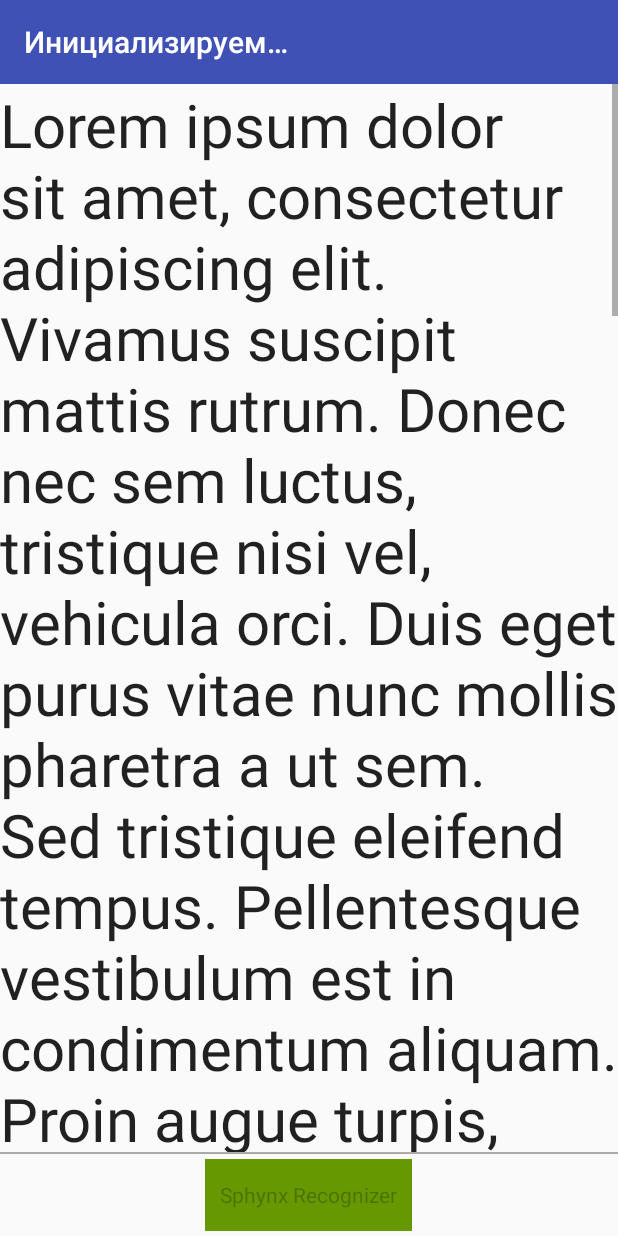
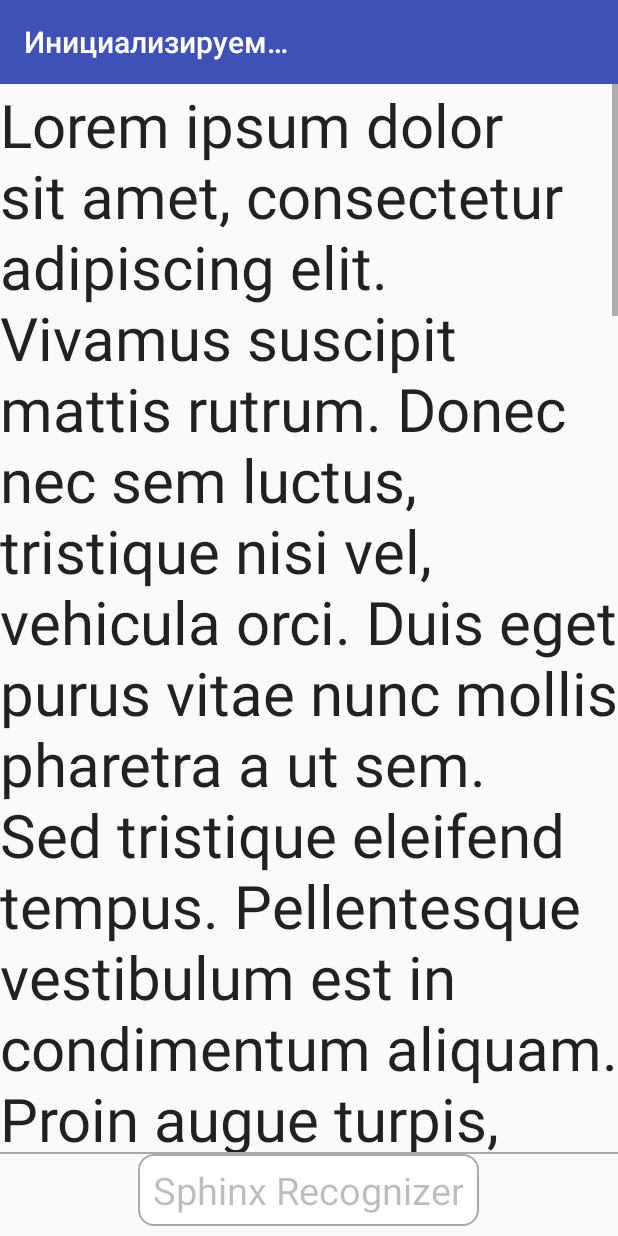
Before and after one commit to N0llPointer/PixaeroSTT, an Android app: the layout activity_main.xml on its own in the app's theme, with its tools: preview values and no code run, on a phone screen of 412 x 824 dp. Run offline under Robolectric (Android 15) with nearby library versions, the phone set to English and light mode, and no system bars.

Commit message:
Added menu and dialogs to show info and some code changes.

```diff
--- a/app/src/main/java/com/nollpointer/pixaerostt/TextToGrammer.java
+++ b/app/src/main/java/com/nollpointer/pixaerostt/TextToGrammer.java
@@ -12,7 +12,7 @@ import java.util.List;
 
 public class TextToGrammer {
 
-    private static final String REGEX = "[\\p{Punct}\\s]+";
+    private static final String REGEX = "[\\p{Punct}\\s]+ | \\n+ | !+";
 
     public static String convertTextToJSGF(String text){
         StringBuilder builder = new StringBuilder();
@@ -45,8 +45,9 @@ public class TextToGrammer {
         return builder.toString();
     }
 
-    public static List<String> getUniqueWordsList(String text){
+    public static List<String> getUniqueWordsList(String t){
 
+        String text = t.toLowerCase();
         String[] array = text.split(REGEX);
         return Arrays.asList(array);
     }
--- /dev/null
+++ b/app/src/main/res/drawable/button_background.xml
@@ -0,0 +1,17 @@
+<?xml version="1.0" encoding="utf-8"?>
+<selector xmlns:android="http://schemas.android.com/apk/res/android">
+
+    <item>
+
+        <shape android:shape="rectangle">
+
+            <stroke android:width="1dp"
+                android:color="@android:color/darker_gray"/>
+            <solid android:color="#ffffff" />
+            <corners android:radius="10dp" />
+
+        </shape>
+
+    </item>
+
+</selector>
--- /dev/null
+++ b/app/src/main/res/drawable/ic_info.xml
@@ -0,0 +1,5 @@
+<vector android:height="24dp" android:tint="#FFFFFF"
+    android:viewportHeight="24.0" android:viewportWidth="24.0"
+    android:width="24dp" xmlns:android="http://schemas.android.com/apk/res/android">
+    <path android:fillColor="#FFFFFF" android:pathData="M11,17h2v-6h-2v6zM12,2C6.48,2 2,6.48 2,12s4.48,10 10,10 10,-4.48 10,-10S17.52,2 12,2zM12,20c-4.41,0 -8,-3.59 -8,-8s3.59,-8 8,-8 8,3.59 8,8 -3.59,8 -8,8zM11,9h2L13,7h-2v2z"/>
+</vector>
--- a/app/src/main/res/drawable/ic_refresh.xml
+++ b/app/src/main/res/drawable/ic_refresh.xml
@@ -1,5 +1,5 @@
 <vector android:height="24dp" android:tint="#FFFFFF"
     android:viewportHeight="24.0" android:viewportWidth="24.0"
     android:width="24dp" xmlns:android="http://schemas.android.com/apk/res/android">
-    <path android:fillColor="#FF000000" android:pathData="M17.65,6.35C16.2,4.9 14.21,4 12,4c-4.42,0 -7.99,3.58 -7.99,8s3.57,8 7.99,8c3.73,0 6.84,-2.55 7.73,-6h-2.08c-0.82,2.33 -3.04,4 -5.65,4 -3.31,0 -6,-2.69 -6,-6s2.69,-6 6,-6c1.66,0 3.14,0.69 4.22,1.78L13,11h7V4l-2.35,2.35z"/>
+    <path android:fillColor="#FFFFFF" android:pathData="M17.65,6.35C16.2,4.9 14.21,4 12,4c-4.42,0 -7.99,3.58 -7.99,8s3.57,8 7.99,8c3.73,0 6.84,-2.55 7.73,-6h-2.08c-0.82,2.33 -3.04,4 -5.65,4 -3.31,0 -6,-2.69 -6,-6s2.69,-6 6,-6c1.66,0 3.14,0.69 4.22,1.78L13,11h7V4l-2.35,2.35z"/>
 </vector>
--- a/app/src/main/res/layout/activity_main.xml
+++ b/app/src/main/res/layout/activity_main.xml
@@ -54,7 +54,6 @@
             android:background="@android:color/darker_gray" />
 
         <LinearLayout
-            android:padding="3dp"
             android:layout_width="match_parent"
             android:layout_height="wrap_content"
             android:layout_gravity="bottom"
@@ -62,14 +61,17 @@
             android:orientation="horizontal">
 
             <Button
+                android:layout_margin="3dp"
+
                 android:enabled="false"
                 style="?android:attr/buttonBarStyle"
-                android:background="@android:color/holo_green_dark"
+                android:background="@drawable/button_background"
                 android:paddingStart="10dp"
                 android:paddingEnd="10dp"
                 android:layout_width="wrap_content"
                 android:layout_height="wrap_content"
-                android:text="Sphynx Recognizer"
+                android:text="Sphinx Recognizer"
+                android:textSize="25sp"
                 android:id="@+id/button_voice_recognizer_sphynx"
                 android:layout_gravity="center_horizontal"/>
 
```
Also changed, not shown: app/src/main/java/com/nollpointer/pixaerostt/MainActivity.java (+74 -9 lines), app/src/main/res/menu/main_menu.xml (+10 -1 lines), app/src/main/res/menu/popup_menu.xml (added, +26 -0 lines).
